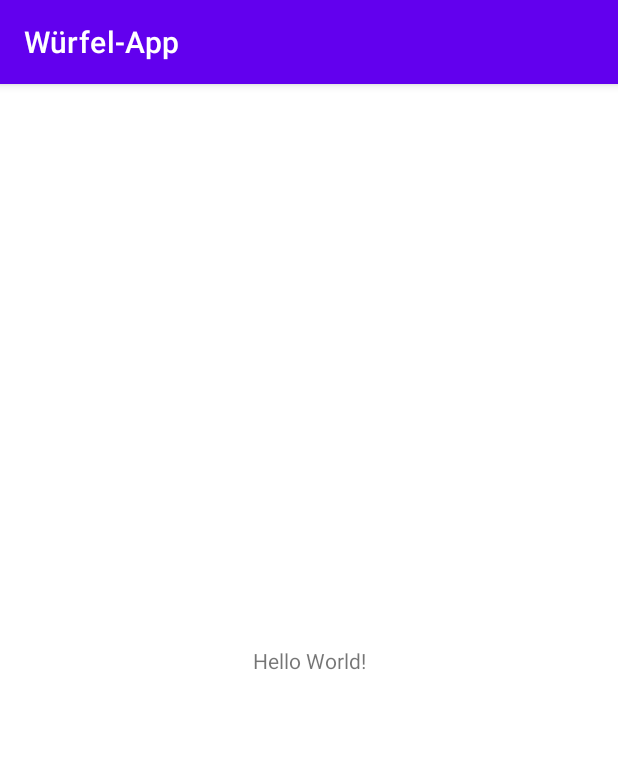
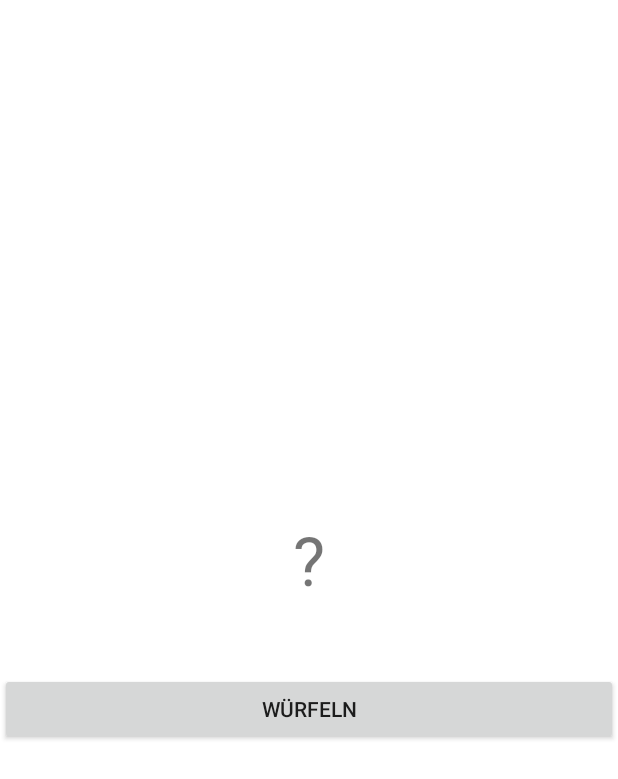
Before and after one commit to MDecker-MobileComputing/Android_Wuerfel_Fehlersuche, an Android app: the screen it shows after launch (MainActivity), on a phone screen of 412 x 824 dp. Shown: the top 779 px of the screen. Run offline under Robolectric (Android 15) with nearby library versions, the phone set to English and light mode, and no system bars; 1 statement that could not run was skipped.

Commit message:
App inkl. Fehler vorerst fertig.

```diff
--- a/app/src/main/java/de/mide/wuerfel/MainActivity.java
+++ b/app/src/main/java/de/mide/wuerfel/MainActivity.java
@@ -1,16 +1,64 @@
 package de.mide.wuerfel;
 
-import androidx.appcompat.app.AppCompatActivity;
+import android.app.Activity;
+import android.view.View;
+import android.view.View.OnClickListener;
 
 import android.os.Bundle;
+import android.widget.Button;
+import android.widget.TextView;
 
-public class MainActivity extends AppCompatActivity {
+import java.util.Random;
 
+/**
+ * Fehlersuchaufgabe: App als Ersatz für einen echten Würfel.
+ * <br><br>
+ *
+ * This project is licensed under the terms of the BSD 3-Clause License.
+ */
+public class MainActivity extends Activity implements OnClickListener {
+
+    /**
+     * Zufallsgenerator; die Methode {@code nextInt(obergrenze)} diese Objects erzeugt eine
+     * Zufallszahl zwischen Null und {@code obergrenze-1} (jeweils einschließlich).
+     */
+    final private Random _random = new Random();
+
+    /** TextView-Element zur Anzeige der gewürfelten Zahl. */
+    private TextView _zahlTextView = null;
+
+    /** Button um eine neue Zahl von 1-6 zu würfen. */
+    private Button _wuerfelButton1 = null;
+
+    /**
+     * Lifecycle-Methode: Lädt Layout-Datei, füllt Member-Variablen für UI-Elemente,
+     * setzt Event-Handler-Objekt für Button.
+     */
     @Override
     protected void onCreate(Bundle savedInstanceState) {
 
         super.onCreate(savedInstanceState);
+
+        _zahlTextView   = findViewById(R.id.zahlTextView);
+        _wuerfelButton1 = findViewById(R.id.wuerfelButton_1);
+
         setContentView(R.layout.activity_main);
+
+        _wuerfelButton1.setOnClickListener(this);
+    }
+
+    /**
+     * Event-Handler-Methode für Button.
+     *
+     * @param view  UI-Element, welches das Event ausgelöst hat.
+     */
+    @Override
+    public void onClick(View view) {
+
+        // Zufallszahl zwischen 1..6 erzeugen (normaler Würfel)
+        int zufallszahl = _random.nextInt(6) + 1;
+
+        _zahlTextView.setText(zufallszahl + "");
     }
 
 }
--- a/app/src/main/res/layout/activity_main.xml
+++ b/app/src/main/res/layout/activity_main.xml
@@ -1,18 +1,27 @@
 <?xml version="1.0" encoding="utf-8"?>
-<androidx.constraintlayout.widget.ConstraintLayout xmlns:android="http://schemas.android.com/apk/res/android"
-    xmlns:app="http://schemas.android.com/apk/res-auto"
+<LinearLayout xmlns:android="http://schemas.android.com/apk/res/android"
     xmlns:tools="http://schemas.android.com/tools"
     android:layout_width="match_parent"
     android:layout_height="match_parent"
+    android:gravity="center_vertical"
+    android:orientation="vertical"
     tools:context=".MainActivity">
 
     <TextView
-        android:layout_width="wrap_content"
+        android:id="@+id/zahlTextView"
+        android:layout_width="match_parent"
         android:layout_height="wrap_content"
-        android:text="Hello World!"
-        app:layout_constraintBottom_toBottomOf="parent"
-        app:layout_constraintLeft_toLeftOf="parent"
-        app:layout_constraintRight_toRightOf="parent"
-        app:layout_constraintTop_toTopOf="parent" />
+        android:layout_marginBottom="15dp"
+        android:layout_marginTop="15dp"
+        android:gravity="center_horizontal"
+        android:text="@string/textview_zahl_initial"
+        android:textSize="45sp" />
 
-</androidx.constraintlayout.widget.ConstraintLayout>
+    <Button
+        android:id="@+id/wuerfelButton_1"
+        android:layout_marginTop="30dp"
+        android:layout_width="match_parent"
+        android:layout_height="wrap_content"
+        android:text="@string/button_wuerfeln_1" />
+
+</LinearLayout>
--- a/app/src/main/res/values/strings.xml
+++ b/app/src/main/res/values/strings.xml
@@ -1,3 +1,10 @@
 <resources>
+
     <string name="app_name">Würfel-App</string>
+
+    <string name="textview_zahl_initial">\?</string>
+    <!-- Einzelnes Fragezeichen muss escaped werden: https://stackoverflow.com/a/8268596 -->
+
+    <string name="button_wuerfeln_1">Würfeln</string>
+
 </resources>
```
